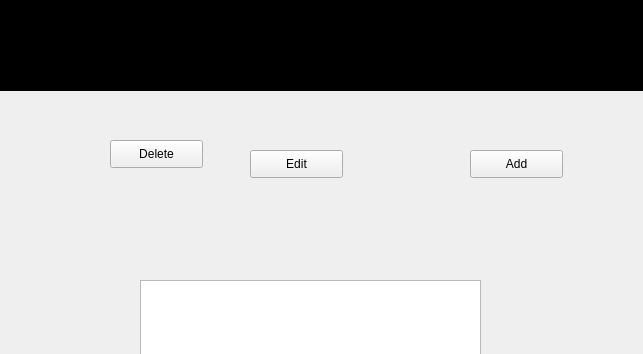
First picture: the form in ui/MainPage.ui, repository KHOA3004/PTI, before the edit; both pictures show x 0 to 643 and y 0 to 354 of the 1330 by 833 pixel window.
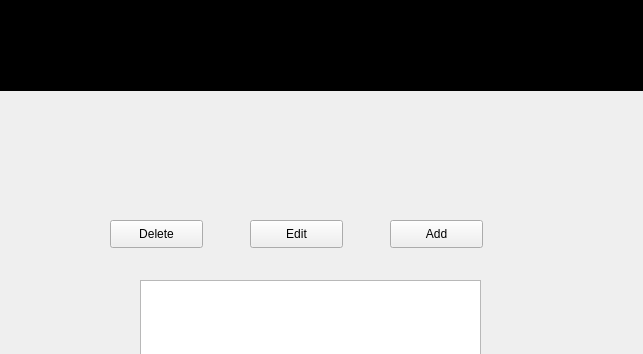
Second picture: the form after the edit. Icons and pictures are not drawn.

```diff
--- a/ui/MainPage.ui
+++ b/ui/MainPage.ui
@@ -17,8 +17,8 @@
    <widget class="QPushButton" name="pushButton_add">
     <property name="geometry">
      <rect>
-      <x>470</x>
-      <y>150</y>
+      <x>390</x>
+      <y>220</y>
       <width>93</width>
       <height>28</height>
      </rect>
@@ -31,7 +31,7 @@
     <property name="geometry">
      <rect>
       <x>110</x>
-      <y>140</y>
+      <y>220</y>
       <width>93</width>
       <height>28</height>
      </rect>
@@ -44,7 +44,7 @@
     <property name="geometry">
      <rect>
       <x>250</x>
-      <y>150</y>
+      <y>220</y>
       <width>93</width>
       <height>28</height>
      </rect>
```
Left out of the diff: 6 changed lines with no effect on the pictures.
